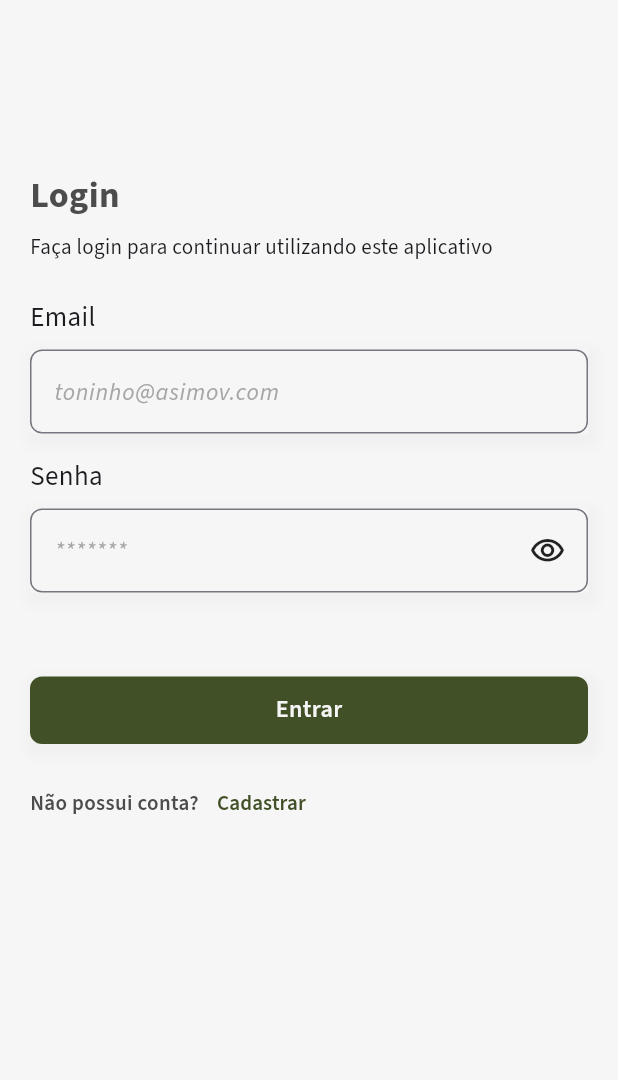
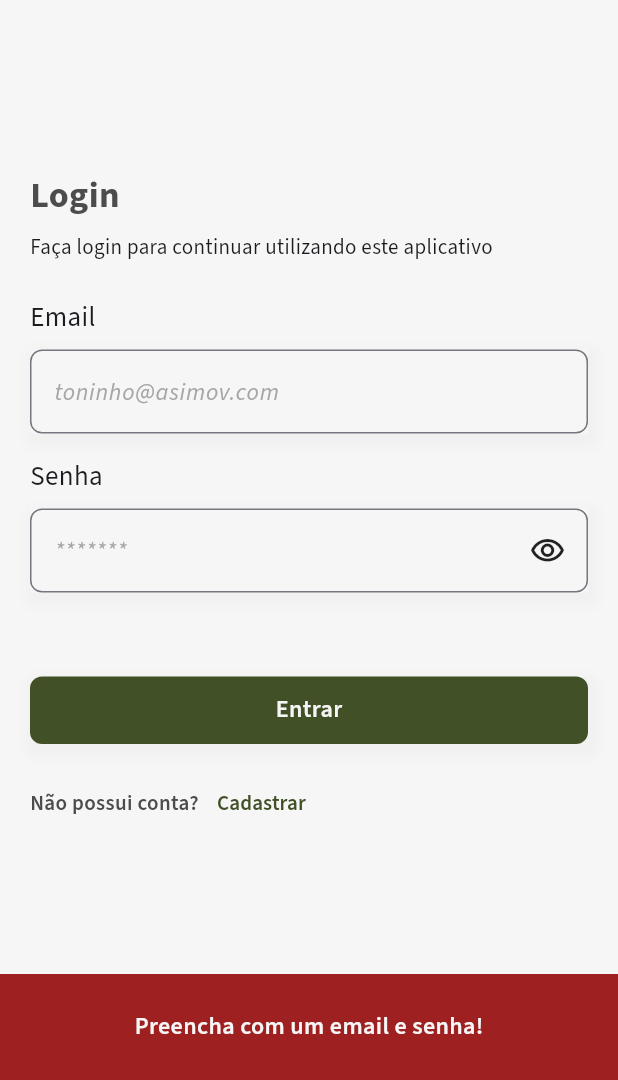
Before and after one commit to thidematos/pet_nature, a Flutter app: the screen it shows after launch, after a tap on "Fazer login", after a tap on the "visibility off" icon, after a tap on "Entrar", on a phone screen of 412 x 824 dp, the part 156-1236 px from its top. Run offline on Flutter 3.47's test engine with Material 3 defaults, Android fonts, the light colour scheme and no system bars; our stand-ins replace cloud_firestore, firebase_auth, firebase_core, flutter_riverpod, google_fonts; accounts and stored records are empty; generated files the repository leaves out were written again.

Commit message:
Login implementado: validação se o email e password estão preenchidos. Firebase Auth setted. Snackbar de usuário ou senha incorretos. Senha é autocleared se estiver errada.

```diff
--- a/lib/main.dart
+++ b/lib/main.dart
@@ -1,5 +1,6 @@
 import 'package:flutter/material.dart';
 import 'package:flutter_riverpod/flutter_riverpod.dart';
+import 'package:pet_nature/screens/loading_scren.dart';
 import 'package:pet_nature/screens/start_screen.dart';
 import 'package:pet_nature/themes/geral_theme.dart';
 import 'package:firebase_core/firebase_core.dart';
--- a/lib/services/firebase_auth_api.dart
+++ b/lib/services/firebase_auth_api.dart
@@ -22,4 +22,21 @@ class FirebaseAuthApi {
       return null;
     }
   }
+
+  static Future login(
+    BuildContext context,
+    String email,
+    String password,
+  ) async {
+    try {
+      final loggedUser = await _instance.signInWithEmailAndPassword(
+        email: email,
+        password: password,
+      );
+      return loggedUser;
+    } on FirebaseAuthException catch (err) {
+      UiInstances.showSnackbar(context, 'Usuário ou senha incorretos!');
+      return null;
+    }
+  }
 }
--- a/lib/widgets/login/login_container.dart
+++ b/lib/widgets/login/login_container.dart
@@ -1,5 +1,7 @@
 import 'package:flutter/material.dart';
 import 'package:pet_nature/screens/signup_screen.dart';
+import 'package:pet_nature/services/firebase_auth_api.dart';
+import 'package:pet_nature/themes/ui_instances.dart';
 import 'package:pet_nature/widgets/ui/text_cta.dart';
 import 'package:pet_nature/widgets/ui/button.dart';
 import 'package:pet_nature/widgets/ui/input.dart';
@@ -15,12 +17,16 @@ class LoginContainer extends StatefulWidget {
 
 class _LoginContainerState extends State<LoginContainer> {
   bool useObscure = true;
+  final TextEditingController emailController = TextEditingController(text: '');
   final TextEditingController passwordController = TextEditingController(
     text: '',
   );
+  bool isLoading = false;
+  final formKey = GlobalKey<FormState>();
 
   @override
   void dispose() {
+    emailController.dispose();
     passwordController.dispose();
     super.dispose();
   }
@@ -28,6 +34,31 @@ class _LoginContainerState extends State<LoginContainer> {
   void toggleVisibility() {
     setState(() {
       useObscure = !useObscure;
+    });
+  }
+
+  void login() async {
+    if (emailController.text.isEmpty || passwordController.text.isEmpty) {
+      UiInstances.showSnackbar(context, 'Preencha com um email e senha!');
+      return;
+    }
+
+    setState(() {
+      isLoading = true;
+    });
+
+    final loggedUser = await FirebaseAuthApi.login(
+      context,
+      emailController.text,
+      passwordController.text,
+    );
+
+    if (loggedUser == null) {
+      passwordController.clear();
+    }
+
+    setState(() {
+      isLoading = false;
     });
   }
 
@@ -41,13 +72,18 @@ class _LoginContainerState extends State<LoginContainer> {
           subtitle: 'Faça login para continuar utilizando este aplicativo',
         ),
         Form(
+          key: formKey,
           child: Column(
             spacing: 16,
             children: [
-              Input(placeholder: 'toninho@asimov.com', label: 'Email'),
+              Input(
+                placeholder: 'toninho@asimov.com',
+                label: 'Email',
+                controller: emailController,
+              ),
               InputPassword(controller: passwordController),
               SizedBox(height: 24),
-              Button('Entrar', () {}),
+              Button('Entrar', login, isLoading: isLoading),
               TextCta('Não possui conta?', 'Cadastrar', () {
                 Navigator.of(
                   context,
```
Also changed, not shown: lib/screens/loading_scren.dart (added, +29 -0 lines).
